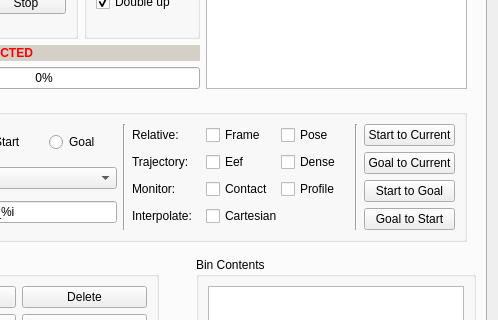
Before: the Qt Designer form visualization/motion_planning_rviz_plugin/src/ui/motion_planning_rviz_plugin_frame.ui in ehuang3/moveit_ros, drawn with Qt 5; both pictures show x 143 to 641 and y 170 to 490 of the 641 by 919 pixel window.
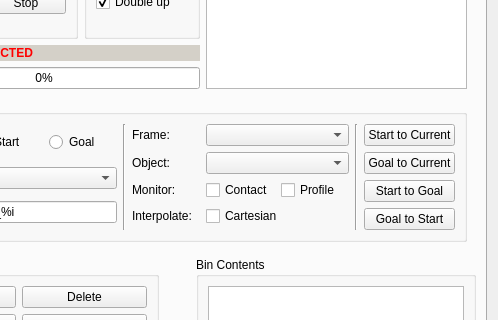
After: the same form once the commit is applied.

Commit message: Add frame/object selection GUI

What changed in the file:
```diff
--- a/visualization/motion_planning_rviz_plugin/src/ui/motion_planning_rviz_plugin_frame.ui
+++ b/visualization/motion_planning_rviz_plugin/src/ui/motion_planning_rviz_plugin_frame.ui
@@ -515,7 +515,7 @@
                        </font>
                       </property>
                       <property name="text">
-                       <string>Trajectory:</string>
+                       <string>Object:</string>
                       </property>
                       <property name="alignment">
                        <set>Qt::AlignLeading|Qt::AlignLeft|Qt::AlignVCenter</set>
@@ -559,29 +559,13 @@
                        </font>
                       </property>
                       <property name="text">
-                       <string>Relative:</string>
+                       <string>Frame:</string>
                       </property>
                       <property name="alignment">
                        <set>Qt::AlignLeading|Qt::AlignLeft|Qt::AlignVCenter</set>
                       </property>
                      </widget>
                     </item>
-                    <item row="1" column="1">
-                     <widget class="QCheckBox" name="eef_trajectory_checkbox">
-                      <property name="sizePolicy">
-                       <sizepolicy hsizetype="Preferred" vsizetype="Fixed">
-                        <horstretch>0</horstretch>
-                        <verstretch>0</verstretch>
-                       </sizepolicy>
-                      </property>
-                      <property name="text">
-                       <string>Eef</string>
-                      </property>
-                      <property name="tristate">
-                       <bool>true</bool>
-                      </property>
-                     </widget>
-                    </item>
                     <item row="3" column="1" colspan="2">
                      <widget class="QCheckBox" name="cartesian_interpolate_checkbox">
                       <property name="sizePolicy">
@@ -638,62 +622,11 @@
                       </property>
                      </widget>
                     </item>
-                    <item row="0" column="1">
-                     <widget class="QCheckBox" name="relative_to_frame_checkbox">
-                      <property name="enabled">
-                       <bool>true</bool>
-                      </property>
-                      <property name="sizePolicy">
-                       <sizepolicy hsizetype="Preferred" vsizetype="Fixed">
-                        <horstretch>0</horstretch>
-                        <verstretch>0</verstretch>
-                       </sizepolicy>
-                      </property>
-                      <property name="text">
-                       <string>Frame</string>
-                      </property>
-                      <property name="checkable">
-                       <bool>true</bool>
-                      </property>
-                      <property name="checked">
-                       <bool>false</bool>
-                      </property>
-                      <property name="tristate">
-                       <bool>true</bool>
-                      </property>
-                     </widget>
+                    <item row="0" column="1" colspan="2">
+                     <widget class="QComboBox" name="frame_combobox"/>
                     </item>
-                    <item row="0" column="2">
-                     <widget class="QCheckBox" name="relative_to_pose_checkbox">
-                      <property name="sizePolicy">
-                       <sizepolicy hsizetype="Preferred" vsizetype="Fixed">
-                        <horstretch>0</horstretch>
-                        <verstretch>0</verstretch>
-                       </sizepolicy>
-                      </property>
-                      <property name="text">
-                       <string>Pose</string>
-                      </property>
-                      <property name="tristate">
-                       <bool>true</bool>
-                      </property>
-                     </widget>
-                    </item>
-                    <item row="1" column="2">
-                     <widget class="QCheckBox" name="dense_trajectory_checkbox">
-                      <property name="sizePolicy">
-                       <sizepolicy hsizetype="Preferred" vsizetype="Fixed">
-                        <horstretch>0</horstretch>
-                        <verstretch>0</verstretch>
-                       </sizepolicy>
-                      </property>
-                      <property name="text">
-                       <string>Dense</string>
-                      </property>
-                      <property name="tristate">
-                       <bool>true</bool>
-                      </property>
-                     </widget>
+                    <item row="1" column="1" colspan="2">
+                     <widget class="QComboBox" name="object_combobox"/>
                     </item>
                    </layout>
                   </item>
```
Left out of the diff: 6 changed lines with no effect on the pictures. The commit also changes 5 other files.
